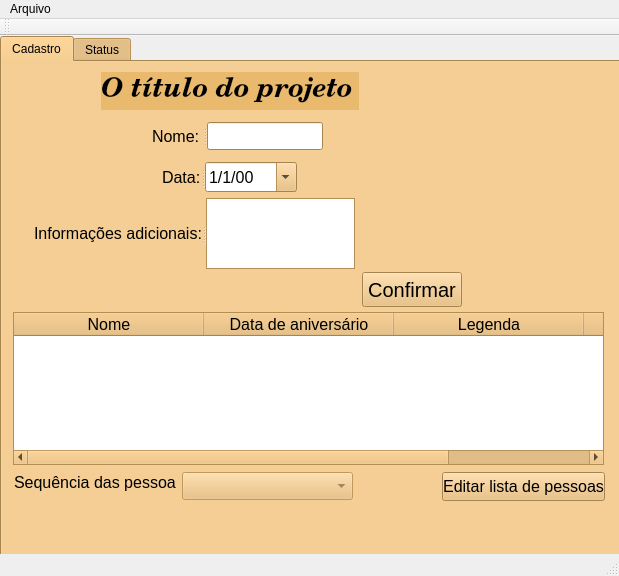
This is mainwindow.ui in LeitaoFabricio/ProjetoAniversario as Qt 5 draws it before an edit. The edited form follows.
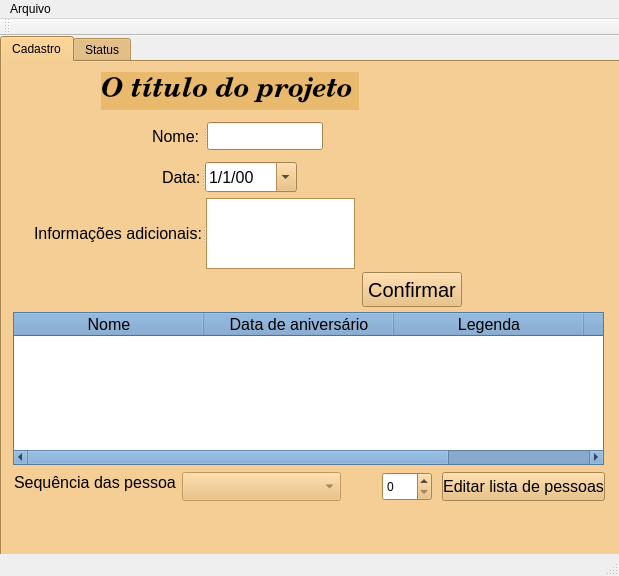
This is the edited form.

What changed in the file:
```diff
--- a/mainwindow.ui
+++ b/mainwindow.ui
@@ -478,6 +478,421 @@
         <height>153</height>
        </rect>
       </property>
+      <property name="palette">
+       <palette>
+        <active>
+         <colorrole role="WindowText">
+          <brush brushstyle="SolidPattern">
+           <color alpha="255">
+            <red>0</red>
+            <green>0</green>
+            <blue>0</blue>
+           </color>
+          </brush>
+         </colorrole>
+         <colorrole role="Button">
+          <brush brushstyle="SolidPattern">
+           <color alpha="255">
+            <red>114</red>
+            <green>159</green>
+            <blue>207</blue>
+           </color>
+          </brush>
+         </colorrole>
+         <colorrole role="Light">
+          <brush brushstyle="SolidPattern">
+           <color alpha="255">
+            <red>196</red>
+            <green>225</green>
+            <blue>255</blue>
+           </color>
+          </brush>
+         </colorrole>
+         <colorrole role="Midlight">
+          <brush brushstyle="SolidPattern">
+           <color alpha="255">
+            <red>155</red>
+            <green>192</green>
+            <blue>231</blue>
+           </color>
+          </brush>
+         </colorrole>
+         <colorrole role="Dark">
+          <brush brushstyle="SolidPattern">
+           <color alpha="255">
+            <red>57</red>
+            <green>79</green>
+            <blue>103</blue>
+           </color>
+          </brush>
+         </colorrole>
+         <colorrole role="Mid">
+          <brush brushstyle="SolidPattern">
+           <color alpha="255">
+            <red>76</red>
+            <green>106</green>
+            <blue>138</blue>
+           </color>
+          </brush>
+         </colorrole>
+         <colorrole role="Text">
+          <brush brushstyle="SolidPattern">
+           <color alpha="255">
+            <red>0</red>
+            <green>0</green>
+            <blue>0</blue>
+           </color>
+          </brush>
+         </colorrole>
+         <colorrole role="BrightText">
+          <brush brushstyle="SolidPattern">
+           <color alpha="255">
+            <red>255</red>
+            <green>255</green>
+            <blue>255</blue>
+           </color>
+          </brush>
+         </colorrole>
+         <colorrole role="ButtonText">
+          <brush brushstyle="SolidPattern">
+           <color alpha="255">
+            <red>0</red>
+            <green>0</green>
+            <blue>0</blue>
+           </color>
+          </brush>
+         </colorrole>
+         <colorrole role="Base">
+          <brush brushstyle="SolidPattern">
+           <color alpha="255">
+            <red>255</red>
+            <green>255</green>
+            <blue>255</blue>
+           </color>
+          </brush>
+         </colorrole>
+         <colorrole role="Window">
+          <brush brushstyle="SolidPattern">
+           <color alpha="255">
+            <red>114</red>
+            <green>159</green>
+            <blue>207</blue>
+           </color>
+          </brush>
+         </colorrole>
+         <colorrole role="Shadow">
+          <brush brushstyle="SolidPattern">
+           <color alpha="255">
+            <red>0</red>
+            <green>0</green>
+            <blue>0</blue>
+           </color>
+          </brush>
+         </colorrole>
+         <colorrole role="AlternateBase">
+          <brush brushstyle="SolidPattern">
+           <color alpha="255">
+            <red>184</red>
+            <green>207</green>
+            <blue>231</blue>
+           </color>
+          </brush>
+         </colorrole>
+         <colorrole role="ToolTipBase">
+          <brush brushstyle="SolidPattern">
+           <color alpha="255">
+            <red>255</red>
+            <green>255</green>
+            <blue>220</blue>
+           </color>
+          </brush>
+         </colorrole>
+         <colorrole role="ToolTipText">
+          <brush brushstyle="SolidPattern">
+           <color alpha="255">
+            <red>0</red>
+            <green>0</green>
+            <blue>0</blue>
+           </color>
+          </brush>
+         </colorrole>
+        </active>
+        <inactive>
+         <colorrole role="WindowText">
+          <brush brushstyle="SolidPattern">
+           <color alpha="255">
+            <red>0</red>
+            <green>0</green>
+            <blue>0</blue>
+           </color>
+          </brush>
+         </colorrole>
+         <colorrole role="Button">
+          <brush brushstyle="SolidPattern">
+           <color alpha="255">
+            <red>114</red>
+            <green>159</green>
+            <blue>207</blue>
+           </color>
+          </brush>
+         </colorrole>
+         <colorrole role="Light">
+          <brush brushstyle="SolidPattern">
+           <color alpha="255">
+            <red>196</red>
+            <green>225</green>
+            <blue>255</blue>
+           </color>
+          </brush>
+         </colorrole>
+         <colorrole role="Midlight">
+          <brush brushstyle="SolidPattern">
+           <color alpha="255">
+            <red>155</red>
+            <green>192</green>
+            <blue>231</blue>
+           </color>
+          </brush>
+         </colorrole>
+         <colorrole role="Dark">
+          <brush brushstyle="SolidPattern">
+           <color alpha="255">
+            <red>57</red>
+            <green>79</green>
+            <blue>103</blue>
+           </color>
+          </brush>
+         </colorrole>
+         <colorrole role="Mid">
+          <brush brushstyle="SolidPattern">
+           <color alpha="255">
+            <red>76</red>
+            <green>106</green>
+            <blue>138</blue>
+           </color>
+          </brush>
+         </colorrole>
+         <colorrole role="Text">
+          <brush brushstyle="SolidPattern">
+           <color alpha="255">
+            <red>0</red>
+            <green>0</green>
+            <blue>0</blue>
+           </color>
+          </brush>
+         </colorrole>
+         <colorrole role="BrightText">
+          <brush brushstyle="SolidPattern">
+           <color alpha="255">
+            <red>255</red>
+            <green>255</green>
+            <blue>255</blue>
+           </color>
+          </brush>
+         </colorrole>
+         <colorrole role="ButtonText">
+          <brush brushstyle="SolidPattern">
+           <color alpha="255">
+            <red>0</red>
+            <green>0</green>
+            <blue>0</blue>
+           </color>
+          </brush>
+         </colorrole>
+         <colorrole role="Base">
+          <brush brushstyle="SolidPattern">
+           <color alpha="255">
+            <red>255</red>
+            <green>255</green>
+            <blue>255</blue>
+           </color>
+          </brush>
+         </colorrole>
+         <colorrole role="Window">
+          <brush brushstyle="SolidPattern">
+           <color alpha="255">
+            <red>114</red>
+            <green>159</green>
+            <blue>207</blue>
+           </color>
+          </brush>
+         </colorrole>
+         <colorrole role="Shadow">
+          <brush brushstyle="SolidPattern">
+           <color alpha="255">
+            <red>0</red>
+            <green>0</green>
+            <blue>0</blue>
+           </color>
+          </brush>
+         </colorrole>
+         <colorrole role="AlternateBase">
+          <brush brushstyle="SolidPattern">
+           <color alpha="255">
+            <red>184</red>
+            <green>207</green>
+            <blue>231</blue>
+           </color>
+          </brush>
+         </colorrole>
+         <colorrole role="ToolTipBase">
+          <brush brushstyle="SolidPattern">
+           <color alpha="255">
+            <red>255</red>
+            <green>255</green>
+            <blue>220</blue>
+           </color>
+          </brush>
+         </colorrole>
+         <colorrole role="ToolTipText">
+          <brush brushstyle="SolidPattern">
+           <color alpha="255">
+            <red>0</red>
+            <green>0</green>
+            <blue>0</blue>
+           </color>
+          </brush>
+         </colorrole>
+        </inactive>
+        <disabled>
+         <colorrole role="WindowText">
+          <brush brushstyle="SolidPattern">
+           <color alpha="255">
+            <red>57</red>
+            <green>79</green>
+            <blue>103</blue>
+           </color>
+          </brush>
+         </colorrole>
+         <colorrole role="Button">
+          <brush brushstyle="SolidPattern">
+           <color alpha="255">
+            <red>114</red>
+            <green>159</green>
+            <blue>207</blue>
+           </color>
+          </brush>
+         </colorrole>
+         <colorrole role="Light">
+          <brush brushstyle="SolidPattern">
+           <color alpha="255">
+            <red>196</red>
+            <green>225</green>
+            <blue>255</blue>
+           </color>
+          </brush>
+         </colorrole>
+         <colorrole role="Midlight">
+          <brush brushstyle="SolidPattern">
+           <color alpha="255">
+            <red>155</red>
+            <green>192</green>
+            <blue>231</blue>
+           </color>
+          </brush>
+         </colorrole>
+         <colorrole role="Dark">
+          <brush brushstyle="SolidPattern">
+           <color alpha="255">
+            <red>57</red>
+            <green>79</green>
+            <blue>103</blue>
+           </color>
+          </brush>
+         </colorrole>
+         <colorrole role="Mid">
+          <brush brushstyle="SolidPattern">
+           <color alpha="255">
+            <red>76</red>
+            <green>106</green>
+            <blue>138</blue>
+           </color>
+          </brush>
+         </colorrole>
+         <colorrole role="Text">
+          <brush brushstyle="SolidPattern">
+           <color alpha="255">
+            <red>57</red>
+            <green>79</green>
+            <blue>103</blue>
+           </color>
+          </brush>
+         </colorrole>
+         <colorrole role="BrightText">
+          <brush brushstyle="SolidPattern">
+           <color alpha="255">
+            <red>255</red>
+            <green>255</green>
+            <blue>255</blue>
+           </color>
+          </brush>
+         </colorrole>
+         <colorrole role="ButtonText">
+          <brush brushstyle="SolidPattern">
+           <color alpha="255">
+            <red>57</red>
+            <green>79</green>
+            <blue>103</blue>
+           </color>
+          </brush>
+         </colorrole>
+         <colorrole role="Base">
+          <brush brushstyle="SolidPattern">
+           <color alpha="255">
+            <red>114</red>
+            <green>159</green>
+            <blue>207</blue>
+           </color>
+          </brush>
+         </colorrole>
+         <colorrole role="Window">
+          <brush brushstyle="SolidPattern">
+           <color alpha="255">
+            <red>114</red>
+            <green>159</green>
+            <blue>207</blue>
+           </color>
+          </brush>
+         </colorrole>
+         <colorrole role="Shadow">
+          <brush brushstyle="SolidPattern">
+           <color alpha="255">
+            <red>0</red>
+            <green>0</green>
+            <blue>0</blue>
+           </color>
+          </brush>
+         </colorrole>
+         <colorrole role="AlternateBase">
+          <brush brushstyle="SolidPattern">
+           <color alpha="255">
+            <red>114</red>
+            <green>159</green>
+            <blue>207</blue>
+           </color>
+          </brush>
+         </colorrole>
+         <colorrole role="ToolTipBase">
+          <brush brushstyle="SolidPattern">
+           <color alpha="255">
+            <red>255</red>
+            <green>255</green>
+            <blue>220</blue>
+           </color>
+          </brush>
+         </colorrole>
+         <colorrole role="ToolTipText">
+          <brush brushstyle="SolidPattern">
+           <color alpha="255">
+            <red>0</red>
+            <green>0</green>
+            <blue>0</blue>
+           </color>
+          </brush>
+         </colorrole>
+        </disabled>
+       </palette>
+      </property>
       <property name="font">
        <font>
         <pointsize>12</pointsize>
@@ -575,8 +990,8 @@
        <rect>
         <x>180</x>
         <y>410</y>
-        <width>171</width>
-        <height>28</height>
+        <width>159</width>
+        <height>29</height>
        </rect>
       </property>
       <property name="font">
@@ -724,6 +1139,16 @@
        <string>Editar lista de pessoas</string>
       </property>
      </widget>
+     <widget class="QSpinBox" name="spinBox">
+      <property name="geometry">
+       <rect>
+        <x>380</x>
+        <y>410</y>
+        <width>50</width>
+        <height>29</height>
+       </rect>
+      </property>
+     </widget>
     </widget>
     <widget class="QWidget" name="tab_2">
      <attribute name="title">
```
